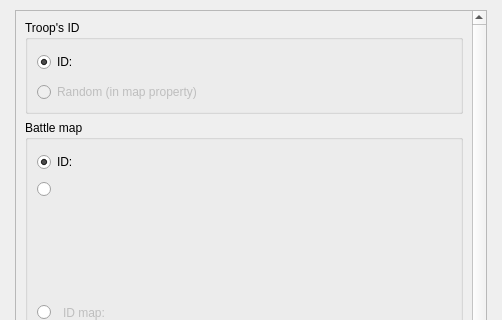
Above: Editor/Dialogs/Commands/dialogcommandstartbattle.ui from RPG-Paper-Maker/RPG-Paper-Maker before the change; both pictures show x 0 to 502 and y 0 to 320 of the 502 by 628 pixel window. Below: the same form after it.
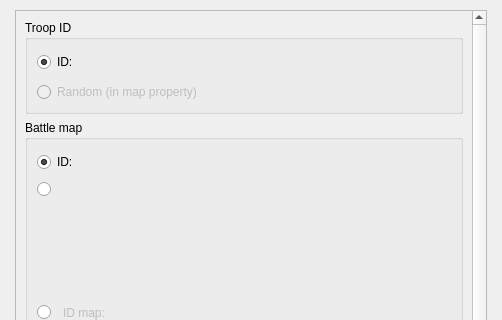
That is the form after the change. Custom widgets are drawn as their Qt base class.

Diff of the .ui file:
```diff
--- a/Editor/Dialogs/Commands/dialogcommandstartbattle.ui
+++ b/Editor/Dialogs/Commands/dialogcommandstartbattle.ui
@@ -51,7 +51,7 @@
            <item>
             <widget class="QGroupBox" name="groupBox">
              <property name="title">
-              <string>Troop's ID</string>
+              <string>Troop ID</string>
              </property>
              <layout class="QGridLayout" name="gridLayout">
               <item row="0" column="0">
```
